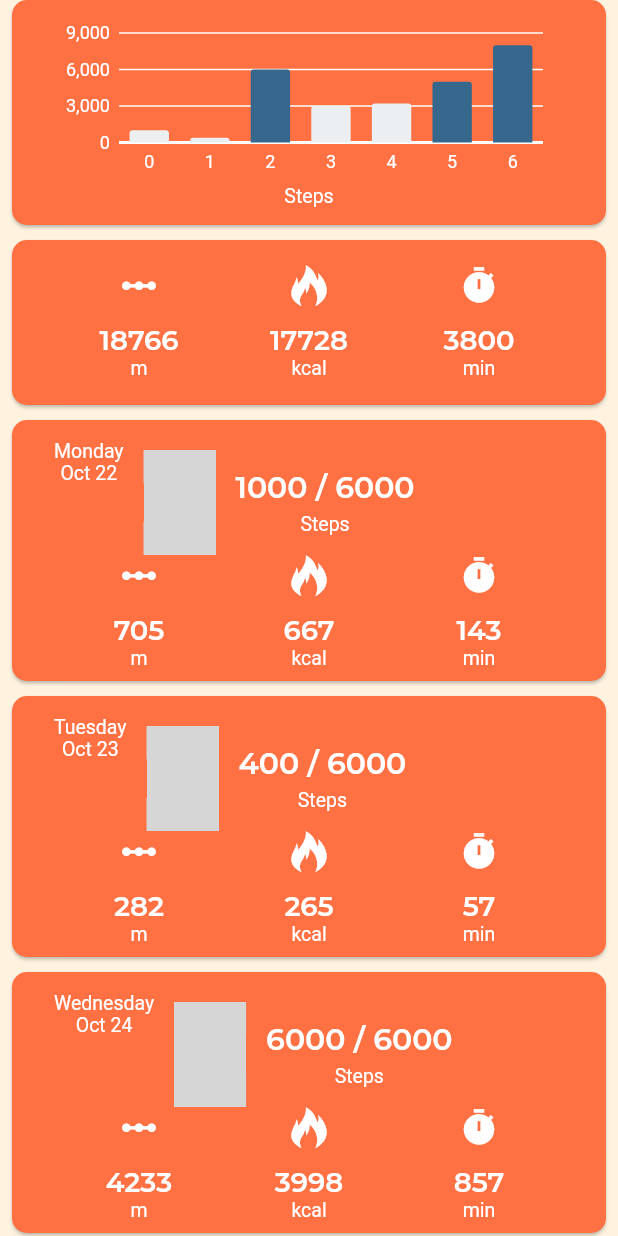
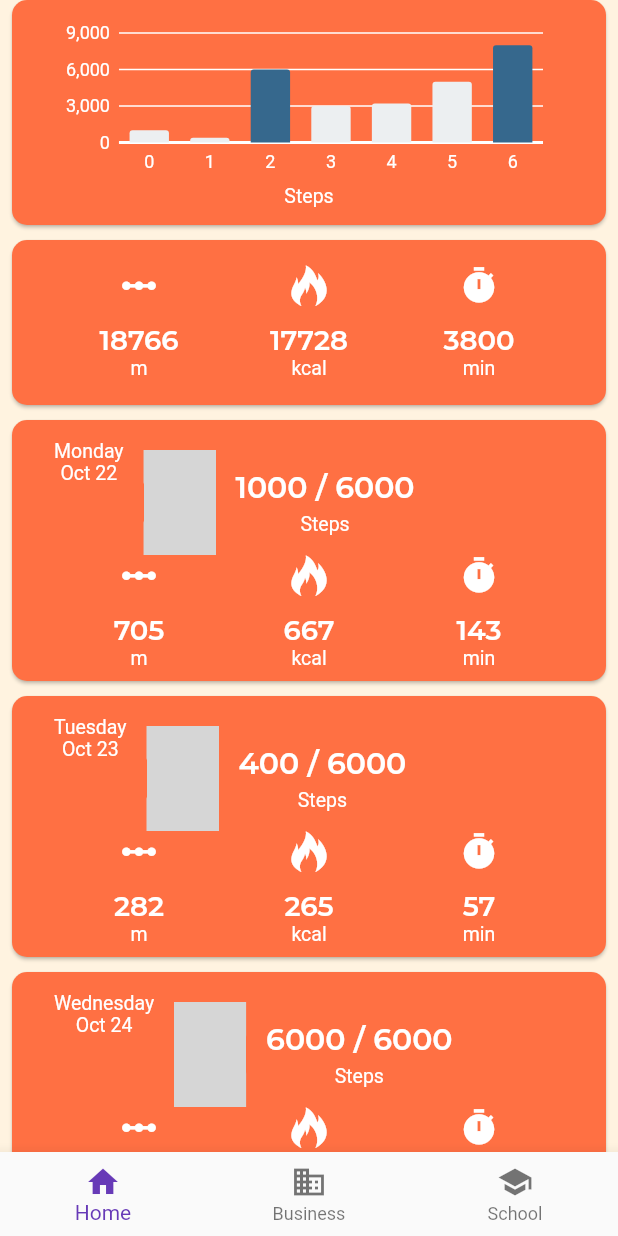
Before and after one commit to juan-lemos/flutterPedometer, a Flutter app: the screen it shows after launch, on a phone screen of 412 x 824 dp. Run offline on Flutter 3.47's test engine with Material 2 defaults, Android fonts, the phone set to English and light mode, and no system bars; our stand-ins replace charts_flutter, flutter_redux, pedometer, redux, sqflite; missing offline and left inert: flutter_circular_chart; accounts and stored records are empty; statements that could not run were skipped; grey boxes are pictures that could not be loaded.

Commit message:
create days report page, and put inside that the week report subpage, create bottom navigation bar in the days report page. change the  way the week chart bar is painted

```diff
--- /dev/null
+++ b/lib/Screens/DaysReportsPage.dart
@@ -0,0 +1,34 @@
+import 'package:flutter/material.dart';
+import 'package:flutter_pedometer/Constants/Colors.dart' as CustomColors;
+import 'package:flutter_pedometer/Screens/WeekReportSubPage.dart';
+
+class DaysReportsPage extends StatelessWidget {
+  DaysReportsPage();
+
+  @override
+  Widget build(BuildContext context) {
+    return new Container(
+      child: SafeArea(
+          child: Center(
+              child: Column(
+        children: <Widget>[
+          Flexible(
+            child: WeekReportSubPage(),
+          ),
+          BottomNavigationBar(
+            items: <BottomNavigationBarItem>[
+              BottomNavigationBarItem(
+                  icon: Icon(Icons.home), title: Text('Home')),
+              BottomNavigationBarItem(
+                  icon: Icon(Icons.business), title: Text('Business')),
+              BottomNavigationBarItem(
+                  icon: Icon(Icons.school), title: Text('School')),
+            ],
+            fixedColor: Colors.deepPurple,
+          ),
+        ],
+      ))),
+      color: CustomColors.backgroundColor,
+    );
+  }
+}
--- a/lib/Screens/home_page.dart
+++ b/lib/Screens/HomePage.dart
@@ -8,7 +8,6 @@ import 'package:flutter_pedometer/Utils/CaloriesCalculator.dart'
 import 'package:flutter_pedometer/Constants/Gender.dart' as Gender;
 
 class HomePage extends StatelessWidget {
-  final String title;
   final int steps = 1204;
   final int goalSteps = 6000;
   final double height = 1.7;
@@ -30,7 +29,7 @@ class HomePage extends StatelessWidget {
     0,
     0,
   ];
-  HomePage(this.title);
+  HomePage();
 
   @override
   Widget build(BuildContext context) {
--- a/lib/Screens/week_report_page.dart
+++ b/lib/Screens/WeekReportSubPage.dart
@@ -8,8 +8,7 @@ import 'package:flutter_pedometer/Utils/CaloriesCalculator.dart'
 import 'package:flutter_pedometer/Constants/Gender.dart' as Gender;
 import 'package:flutter_pedometer/Utils/ChartUtils.dart' as ChartUtils;
 
-class WeekReportPage extends StatelessWidget {
-  final String title;
+class WeekReportSubPage extends StatelessWidget {
   final int goalSteps = 6000;
   final double height = 1.7;
   final String gender = Gender.MALE;
@@ -27,15 +26,15 @@ class WeekReportPage extends StatelessWidget {
     'Saturday\nOct 27',
     'Sunday\nOct 28',
   ];
-  WeekReportPage(this.title);
+  WeekReportSubPage();
 
   @override
   Widget build(BuildContext context) {
     var allSteps = this.daysSteps.reduce((curr, next) => curr + next);
     List<Widget> widgetsList = <Widget>[
       DaysChartCard(
-          chartItems:
-              ChartUtils.daysListToChartItems(daysSteps: this.daysSteps)),
+          chartItems: ChartUtils.daysListToChartItems(
+              daysSteps: this.daysSteps, goalSteps: this.goalSteps)),
       Container(
         height: 10,
       ),
@@ -80,12 +79,11 @@ class WeekReportPage extends StatelessWidget {
     }
 
     return new Container(
-      child: SafeArea(
-          child: Center(
-              child: ListView(
+      child: Center(
+          child: ListView(
         padding: const EdgeInsets.only(bottom: 20),
         children: widgetsList,
-      ))),
+      )),
       color: CustomColors.backgroundColor,
     );
   }
--- a/lib/Utils/ChartUtils.dart
+++ b/lib/Utils/ChartUtils.dart
@@ -2,11 +2,8 @@ import 'package:flutter/material.dart';
 import 'package:flutter_pedometer/Models/ChartItem.dart';
 import 'package:flutter_pedometer/Constants/Colors.dart' as Colors;
 
-double getIntListAverage(List<int> numbers) {
-  return numbers.reduce((curr, next) => curr + next) / numbers.length;
-}
-
-List<ChartItem> daysListToChartItems({@required List<int> daysSteps}) {
+List<ChartItem> daysListToChartItems(
+    {@required List<int> daysSteps, @required int goalSteps}) {
   List<String> daysList = [
     'M',
     'T',
@@ -16,13 +13,12 @@ List<ChartItem> daysListToChartItems({@required List<int> daysSteps}) {
     'S',
     'S'
   ]; //TODO constans and translate
-  double average = getIntListAverage(daysSteps);
   List<ChartItem> newList = [];
   for (var i = 0; i < daysList.length; i++) {
     newList.add(ChartItem(
         amount: daysSteps[i],
         id: '$i',
-        color: daysSteps[i] < average
+        color: daysSteps[i] < goalSteps
             ? Colors.incompleteColor
             : Colors.completeColor,
         labelName: daysList[i]));
--- a/lib/routes.dart
+++ b/lib/routes.dart
@@ -2,8 +2,8 @@ library routes;
 
 import 'package:flutter/material.dart';
 import 'package:flutter_redux/flutter_redux.dart';
-import 'package:flutter_pedometer/Screens/home_page.dart';
-import 'package:flutter_pedometer/Screens/week_report_page.dart';
+import 'package:flutter_pedometer/Screens/HomePage.dart';
+import 'package:flutter_pedometer/Screens/DaysReportsPage.dart';
 import 'Models/TODOapp_state.dart';
 
 void updateRoute(AppState state, BuildContext context) {
@@ -16,7 +16,7 @@ Map<String, WidgetBuilder> getRoutes(context, store) {
   return {
     '/': (BuildContext context) => new StoreBuilder<AppState>(
           builder: (context, store) {
-            return new WeekReportPage("");
+            return new DaysReportsPage();
           },
         ),
     // '/login': (BuildContext context) => new StoreBuilder<AppState>(
```
